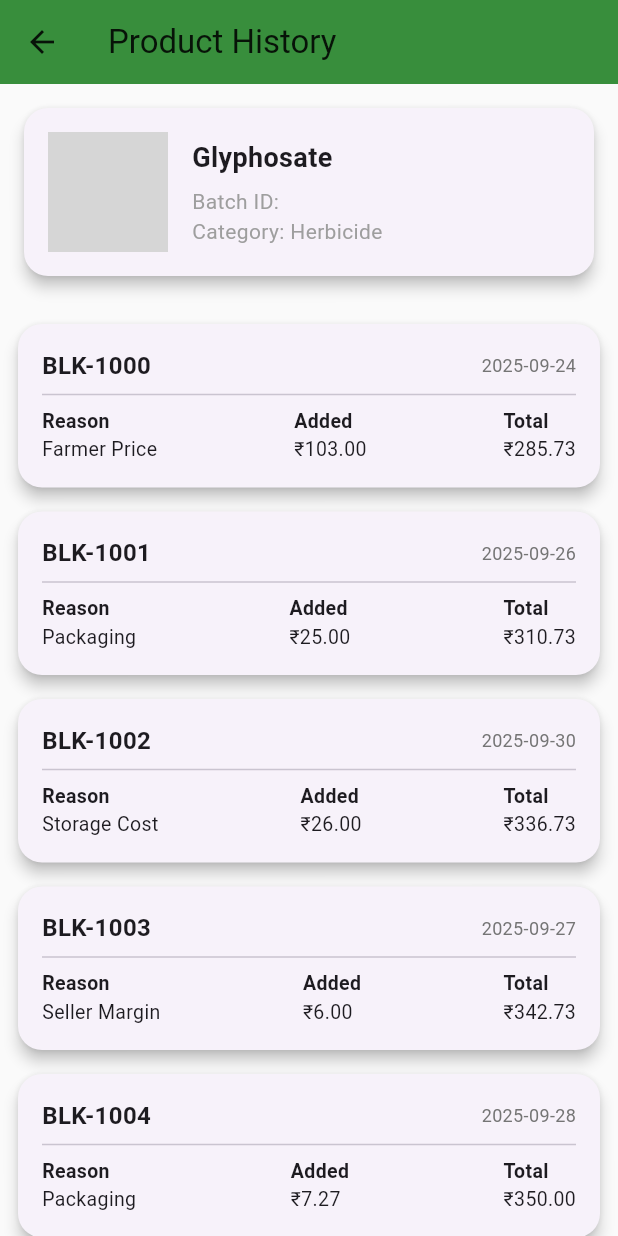
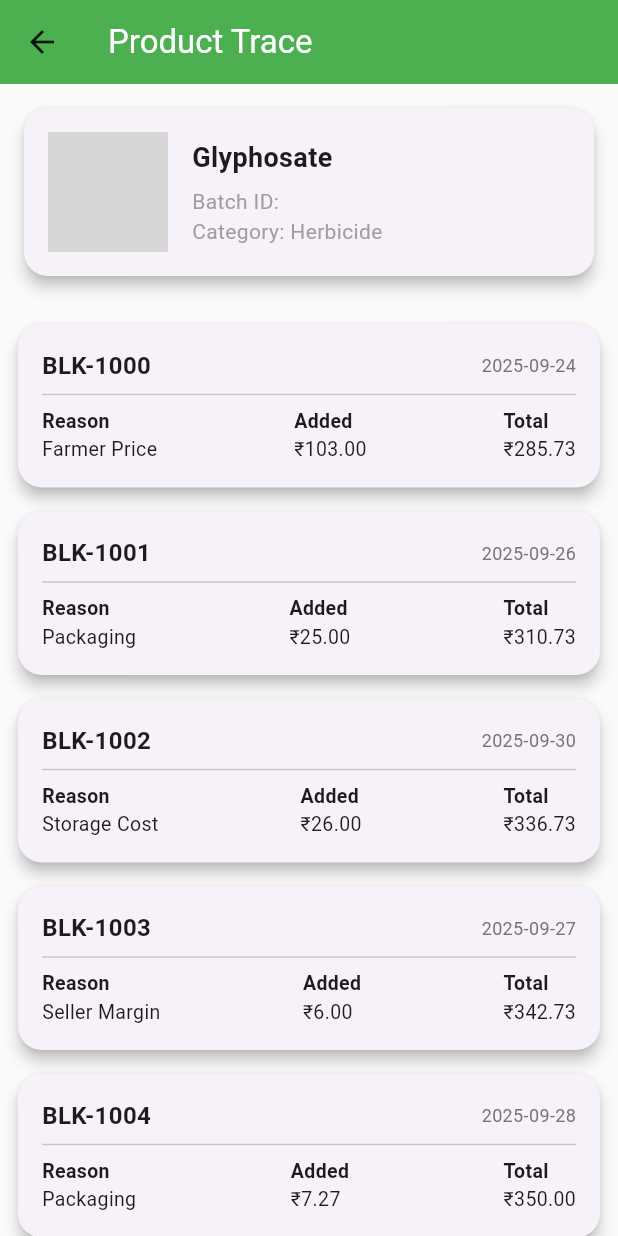
Before and after one commit to rohitvijayan1111/SIH-25, a Flutter app: the ProductHistoryPage screen opened directly with sample values from the repository, on a phone screen of 412 x 824 dp. Run offline on Flutter 3.47's test engine with Material 3 defaults, Android fonts, the phone set to English and light mode, and no system bars; our stand-ins replace camera, cloud_firestore, firebase_auth, google_sign_in, image_picker, permission_handler and 2 more; missing offline and left inert: translator; accounts and stored records are empty; network calls fail; grey boxes are pictures that could not be loaded.

Commit message:
Changed the Product History doc header text color

```diff
--- a/demo/lib/screens/CustomerScreens/product_history.dart
+++ b/demo/lib/screens/CustomerScreens/product_history.dart
@@ -658,8 +658,11 @@ class _ProductHistoryPageState extends State<ProductHistoryPage> {
   Widget build(BuildContext context) {
     return Scaffold(
       appBar: AppBar(
-        title: const Text("Product History"),
-        backgroundColor: Colors.green.shade700,
+        title: const Text(
+          "Product Trace",
+          style: TextStyle(color: Colors.white),
+        ),
+        backgroundColor: Colors.green,
       ),
       body: SingleChildScrollView(
         padding: const EdgeInsets.all(12),
```
